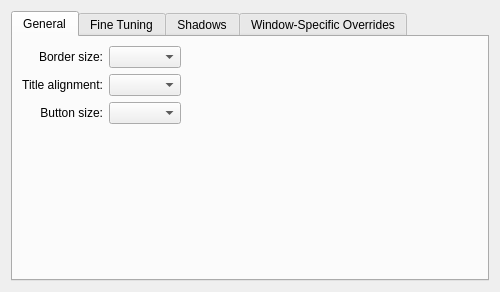
KDE/kwin, file clients/oxygen/config/oxygenconfigurationui.ui: the form before one commit.
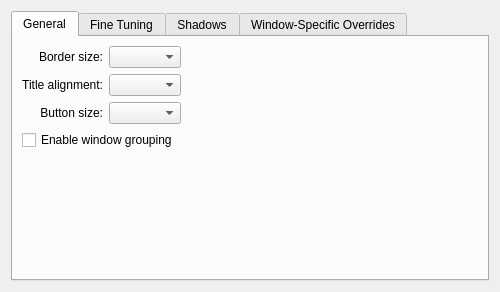
The form after the commit. Custom widgets are drawn as their Qt base class.

Commit message: Merged r970865:1049322 from /branches/work/kwin-tabbing Adds window tabbing support to KWin. FEATURE: 42023

The edit to the form file:
```diff
--- a/clients/oxygen/config/oxygenconfigurationui.ui
+++ b/clients/oxygen/config/oxygenconfigurationui.ui
@@ -73,7 +73,7 @@
          </property>
         </spacer>
        </item>
-       <item row="3" column="1">
+       <item row="4" column="1">
         <spacer name="verticalSpacer">
          <property name="orientation">
           <enum>Qt::Vertical</enum>
@@ -86,6 +86,13 @@
          </property>
         </spacer>
        </item>
+       <item row="3" column="0" colspan="2">
+        <widget class="QCheckBox" name="tabsEnabled">
+         <property name="text">
+          <string>Enable window grouping</string>
+         </property>
+        </widget>
+       </item>
       </layout>
      </widget>
      <widget class="QWidget" name="tab_2">
```
The commit also changes 77 other files.
